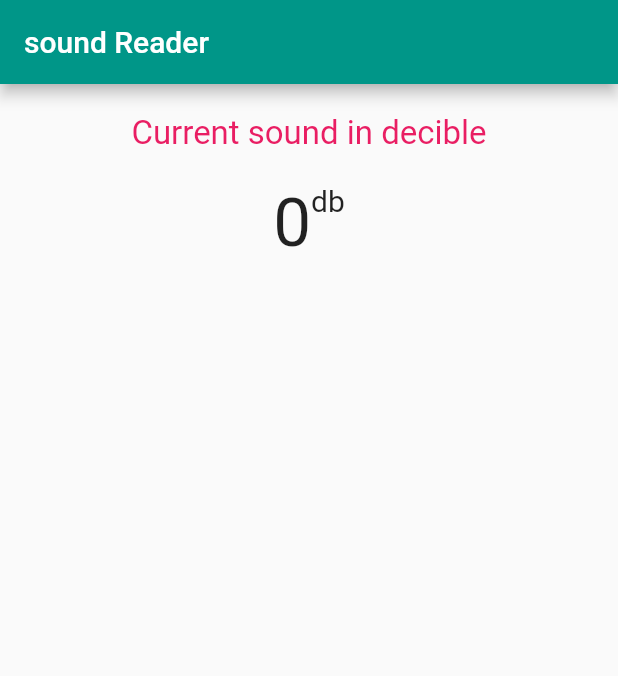
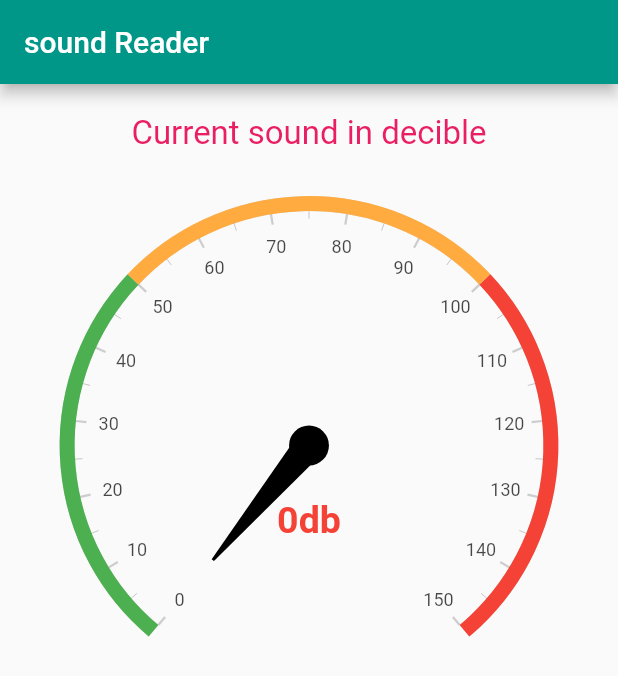
Before and after one commit to Rishabh1410/noise_detector, a Flutter app: the screen it shows after launch, on a phone screen of 412 x 824 dp. Shown: the top 676 px of the screen. Run offline on Flutter 3.47's test engine with Material 2 defaults, Android fonts, the phone set to English and light mode, and no system bars; drawn by our look-alikes of syncfusion_flutter_gauges; network calls fail; Roboto replaces fonts that are missing (Bitter-Regular, Pacifico).

Commit message:
meter by yasashwini

```diff
--- a/noice_predictor/lib/main.dart
+++ b/noice_predictor/lib/main.dart
@@ -2,6 +2,7 @@ import 'dart:async';
 import 'dart:convert';
 import 'package:http/http.dart' as http;
 import 'package:flutter/material.dart';
+import 'package:syncfusion_flutter_gauges/gauges.dart';
 
 class Post {
   dynamic sound;
@@ -59,6 +60,7 @@ class _MyAppState extends State<MyApp> with TickerProviderStateMixin {
 
   Widget build(BuildContext context) {
     return MaterialApp(
+      debugShowCheckedModeBanner: false,
       title: "WEB SERVICE",
       theme: ThemeData(
         primaryColor: Colors.teal,
@@ -88,28 +90,37 @@ class _MyAppState extends State<MyApp> with TickerProviderStateMixin {
                 mainAxisAlignment: MainAxisAlignment.center,
                 crossAxisAlignment: CrossAxisAlignment.start,
                 children: <Widget>[
-                  new Text(
-                    "${myText}",
-                    style: TextStyle(
-                      fontSize: 45,
-                      fontFamily: 'Bitter-Regular',
-                    ),
-                  ),
-                  new Column(
-                    children: <Widget>[
-                      new Row(
-                        children: <Widget>[
-                          new Text(
-                            "db",
-                            style: TextStyle(
-                              fontSize: 20,
-                              fontFamily: 'Bitter-Regular',
-                            ),
-                          ),
+                  SfRadialGauge(axes: <RadialAxis>[
+                    RadialAxis(
+                        minimum: 0,
+                        maximum: 150,
+                        interval: 10,
+                        ranges: <GaugeRange>[
+                          GaugeRange(
+                              startValue: 0, endValue: 50, color: Colors.green),
+                          GaugeRange(
+                              startValue: 50,
+                              endValue: 100,
+                              color: Colors.orangeAccent),
+                          GaugeRange(
+                              startValue: 100, endValue: 150, color: Colors.red)
                         ],
-                      )
-                    ],
-                  ),
+                        pointers: <GaugePointer>[
+                          NeedlePointer(
+                              value: double.parse('$myText'),
+                              enableAnimation: true)
+                        ],
+                        annotations: <GaugeAnnotation>[
+                          GaugeAnnotation(
+                              widget: Text('$myText' + 'db',
+                                  style: TextStyle(
+                                      color: Colors.red,
+                                      fontWeight: FontWeight.bold,
+                                      fontSize: 25)),
+                              positionFactor: 0.3,
+                              angle: 90)
+                        ]),
+                  ]),
                 ],
               ),
               new SizedBox(
--- a/noice_predictor/pubspec.yaml
+++ b/noice_predictor/pubspec.yaml
@@ -10,6 +10,7 @@ dependencies:
   flutter:
     sdk: flutter
   http: ^0.12.0+4
+  syncfusion_flutter_gauges: ^1.0.0-beta
 
   cupertino_icons: ^0.1.2
   flutter_timer: ^0.0.6
```
Also changed, not shown: noice_predictor/pubspec.lock, 1 other file.
